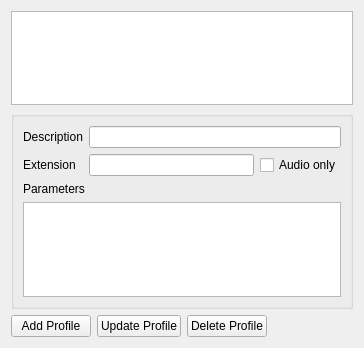
Before: the Qt Designer form src/ui/configtranscode_ui.ui in KDE/kdenlive, drawn with Qt 5.
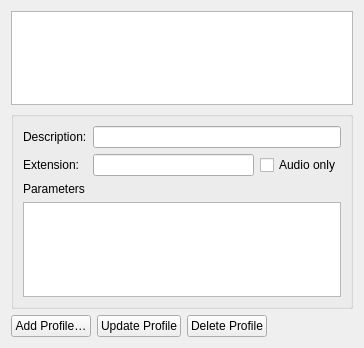
After: the same form once the commit is applied.

Diff of the .ui file:
```diff
--- a/src/ui/configtranscode_ui.ui
+++ b/src/ui/configtranscode_ui.ui
@@ -49,7 +49,7 @@
       <item row="0" column="0">
        <widget class="QLabel" name="label_2">
         <property name="text">
-         <string>Description</string>
+         <string>Description:</string>
         </property>
        </widget>
       </item>
@@ -62,7 +62,7 @@
       <item row="1" column="0">
        <widget class="QLabel" name="label_3">
         <property name="text">
-         <string>Extension</string>
+         <string>Extension:</string>
         </property>
        </widget>
       </item>
@@ -86,7 +86,7 @@
    <item row="2" column="0">
     <widget class="QPushButton" name="button_add">
      <property name="text">
-      <string>Add Profile</string>
+      <string>Add Profile…</string>
      </property>
     </widget>
    </item>
```
